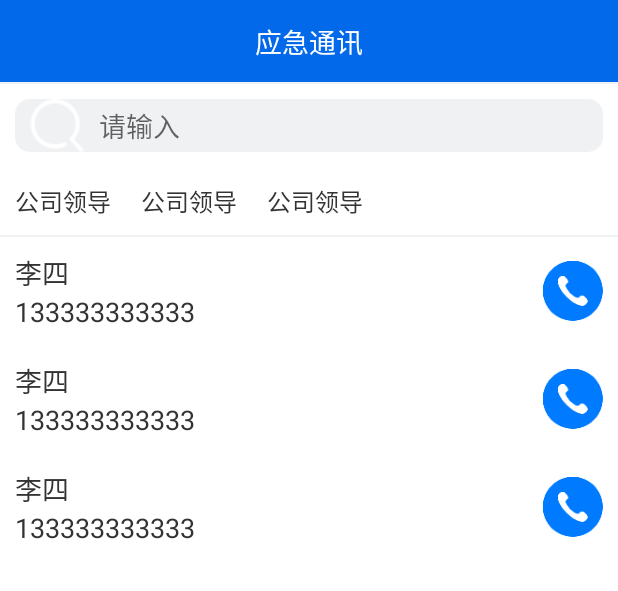
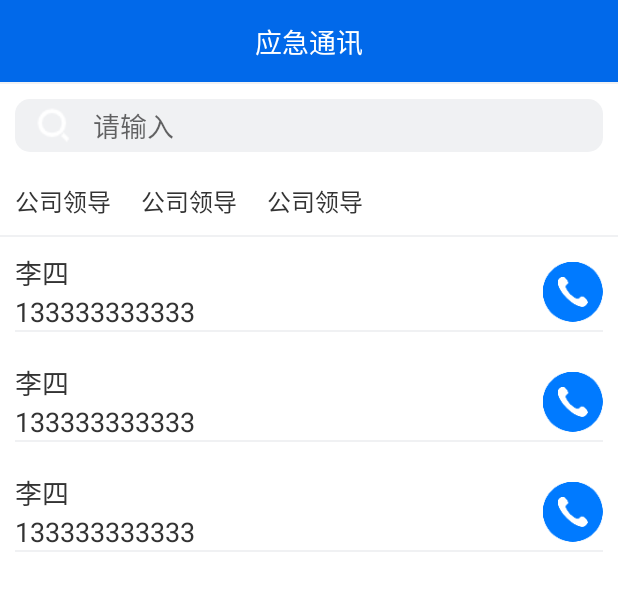
Before and after one commit to wanzz008/ScooperDemo, an Android app: the layout fragment_emergency_contact.xml on its own in the app's theme, with its tools: preview values and no code run, on a phone screen of 412 x 824 dp. Shown: the top 591 px of the screen. Run offline under Robolectric (Android 15) with nearby library versions, the phone set to English and light mode, and no system bars.

Commit message:
修改部分ui

```diff
--- a/app/src/main/res/layout/fragment_emergency_contact.xml
+++ b/app/src/main/res/layout/fragment_emergency_contact.xml
@@ -41,7 +41,7 @@
         android:layout_height="35dp"
         android:layout_margin="10dp"
         android:background="@drawable/shape_search_bg"
-        android:drawableStart="@drawable/btn_search"
+        android:drawableStart="@drawable/search1"
         android:drawablePadding="10dp"
         android:hint="请输入"
         android:imeOptions="actionSearch"
--- a/app/src/main/res/layout/item_contact.xml
+++ b/app/src/main/res/layout/item_contact.xml
@@ -35,4 +35,12 @@
         app:layout_constraintEnd_toEndOf="parent"
         app:layout_constraintTop_toTopOf="parent" />
 
+    <View
+        android:layout_width="match_parent"
+        android:layout_height="1dp"
+        android:layout_alignParentBottom="true"
+        app:layout_constraintTop_toBottomOf="@+id/tvPhone"
+        android:background="@color/background_color_light" />
+
+
 </android.support.constraint.ConstraintLayout>
```
Also changed, not shown: app/src/main/res/drawable/search1.png (added).
